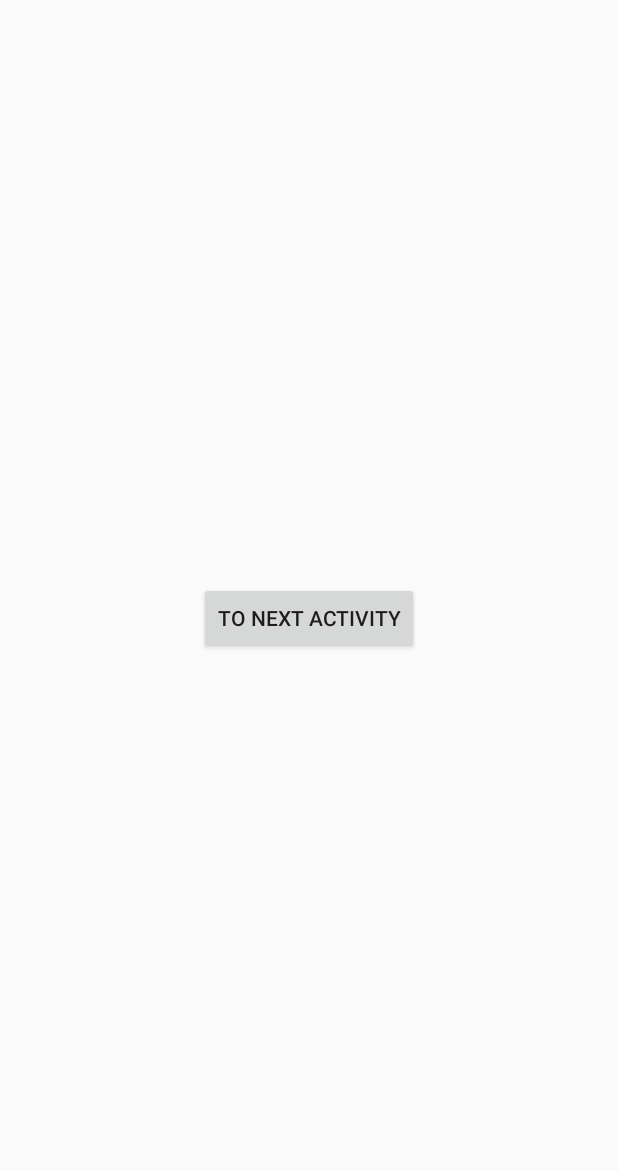
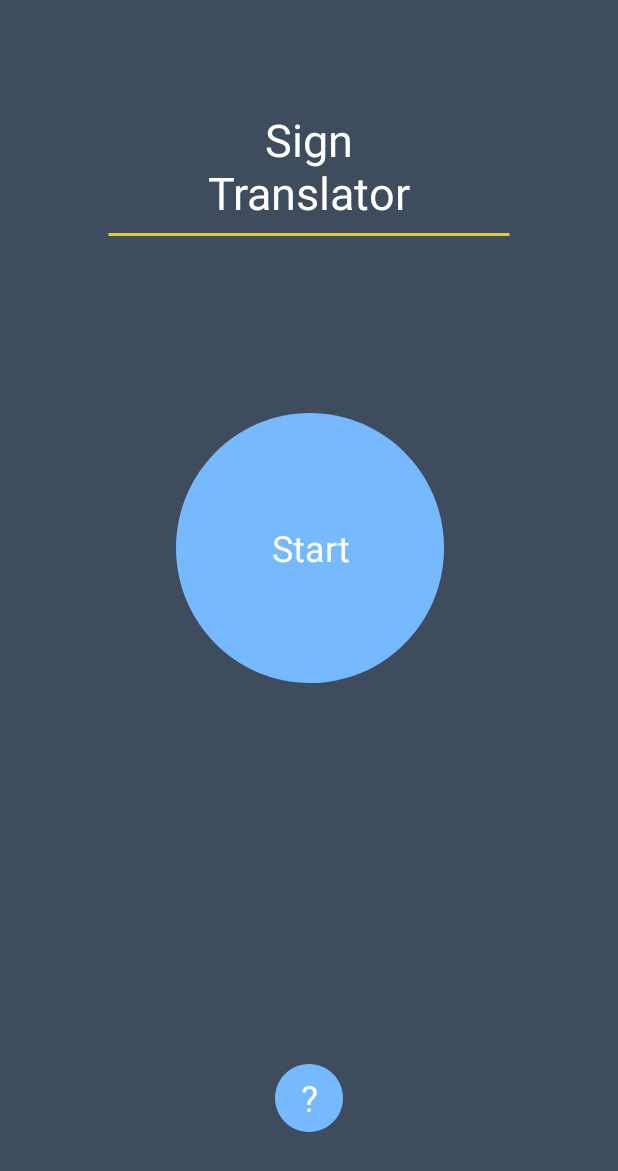
Before and after one commit to joro2404/SignTranslator, an Android app: the screen it shows after launch (HomeActivity), on a phone screen of 412 x 824 dp. Shown: the top 1171 px of the screen. Run offline under Robolectric (Android 15) with nearby library versions, the phone set to English and light mode, and no system bars.

Commit message:
Created Home Page(still static)

```diff
--- /dev/null
+++ b/SignRecogApp/app/src/main/res/drawable/android_1.xml
@@ -0,0 +1,24 @@
+<?xml version="1.0" encoding="utf-8"?>
+<vector
+    xmlns:android="http://schemas.android.com/apk/res/android"
+    xmlns:aapt="http://schemas.android.com/aapt"
+    android:width="360dp"
+    android:height="640dp"
+    android:viewportWidth="360"
+    android:viewportHeight="640"
+    >
+
+    <group>
+
+        <clip-path
+            android:pathData="M0 0H360V640H0V0Z"
+            />
+
+        <path
+            android:pathData="M0 0V640H360V0"
+            android:fillColor="#3E4C5E"
+            />
+
+    </group>
+
+</vector>
--- /dev/null
+++ b/SignRecogApp/app/src/main/res/drawable/ellipse_1.xml
@@ -0,0 +1,24 @@
+<?xml version="1.0" encoding="utf-8"?>
+<vector
+    xmlns:android="http://schemas.android.com/apk/res/android"
+    xmlns:aapt="http://schemas.android.com/aapt"
+    android:width="45dp"
+    android:height="45dp"
+    android:viewportWidth="45"
+    android:viewportHeight="45"
+    >
+
+    <group>
+
+        <clip-path
+            android:pathData="M45 22.5C45 34.9264 34.9264 45 22.5 45C10.0736 45 0 34.9264 0 22.5C0 10.0736 10.0736 0 22.5 0C34.9264 0 45 10.0736 45 22.5Z"
+            />
+
+        <path
+            android:pathData="M0 0V45H45V0"
+            android:fillColor="#76B9FF"
+            />
+
+    </group>
+
+</vector>
--- /dev/null
+++ b/SignRecogApp/app/src/main/res/drawable/ellipse_2.xml
@@ -0,0 +1,24 @@
+<?xml version="1.0" encoding="utf-8"?>
+<vector
+    xmlns:android="http://schemas.android.com/apk/res/android"
+    xmlns:aapt="http://schemas.android.com/aapt"
+    android:width="178.49dp"
+    android:height="180dp"
+    android:viewportWidth="178.49"
+    android:viewportHeight="180"
+    >
+
+    <group>
+
+        <clip-path
+            android:pathData="M178.492 90C178.492 139.706 138.536 180 89.2462 180C39.9569 180 0 139.706 0 90C0 40.2944 39.9569 0 89.2462 0C138.536 0 178.492 40.2944 178.492 90Z"
+            />
+
+        <path
+            android:pathData="M0 0V180H178.492V0"
+            android:fillColor="#76B9FF"
+            />
+
+    </group>
+
+</vector>
--- /dev/null
+++ b/SignRecogApp/app/src/main/res/drawable/line_1.xml
@@ -0,0 +1,25 @@
+<?xml version="1.0" encoding="utf-8"?>
+<vector
+    xmlns:android="http://schemas.android.com/apk/res/android"
+    xmlns:aapt="http://schemas.android.com/aapt"
+    android:width="271dp"
+    android:height="2dp"
+    android:viewportWidth="271"
+    android:viewportHeight="2"
+    >
+
+    <group>
+
+        <clip-path
+            android:pathData="M1 1H270H1Z"
+            />
+
+    </group>
+
+    <path
+        android:pathData="M1 1H270H1Z"
+        android:strokeWidth="2"
+        android:strokeColor="#FFC700"
+        />
+
+</vector>
--- a/SignRecogApp/app/src/main/res/layout/activity_home.xml
+++ b/SignRecogApp/app/src/main/res/layout/activity_home.xml
@@ -1,17 +1,62 @@
 <?xml version="1.0" encoding="utf-8"?>
-<androidx.constraintlayout.widget.ConstraintLayout xmlns:android="http://schemas.android.com/apk/res/android"
-    android:layout_width="match_parent"
-    android:layout_height="match_parent"
-    xmlns:app="http://schemas.android.com/apk/res-auto">
+<RelativeLayout
+    xmlns:android="http://schemas.android.com/apk/res/android"
+    android:id="@+id/android_1"
+    android:layout_width="fill_parent"
+    android:layout_height="fill_parent"
+    android:background="@drawable/android_1"
+    >
+
+    <TextView
+        android:id="@+id/sign_transl"
+        android:layout_width="292dp"
+        android:layout_height="122dp"
+        android:layout_alignParentLeft="true"
+        android:layout_alignParentTop="true"
+        android:layout_marginLeft="60dp"
+        android:layout_marginTop="50dp"
+        android:gravity="center_horizontal|center_vertical"
+        android:text="@string/sign_transl"
+        android:textAppearance="@style/sign_transl" />
+
+    <View
+        android:id="@+id/line_1"
+        android:layout_width="269dp"
+        android:layout_height="2dp"
+        android:layout_alignParentStart="true"
+        android:layout_alignParentTop="true"
+        android:layout_marginStart="71dp"
+        android:layout_marginTop="155dp"
+        android:background="@drawable/line_1" />
 
     <Button
         android:id="@+id/cameraButton"
-        android:layout_width="wrap_content"
-        android:layout_height="wrap_content"
-        android:text="To next activity"
-        app:layout_constraintBottom_toBottomOf="parent"
-        app:layout_constraintLeft_toLeftOf="parent"
-        app:layout_constraintRight_toRightOf="parent"
-        app:layout_constraintTop_toTopOf="parent"/>
+        android:layout_width="178.49dp"
+        android:layout_height="180dp"
+        android:layout_alignParentLeft="true"
+        android:layout_alignParentTop="true"
+        android:layout_marginLeft="117dp"
+        android:layout_marginTop="275dp"
+        android:background="@drawable/ellipse_2"
+        android:elevation="4dp"
+        android:text="@string/start"
+        android:textAppearance="@style/start"
+        android:gravity="center_horizontal|center_vertical"
+        />
 
-</androidx.constraintlayout.widget.ConstraintLayout>
+
+    <Button
+        android:id="@+id/infoButton"
+        android:layout_width="45dp"
+        android:layout_height="45dp"
+        android:layout_alignParentStart="true"
+        android:layout_alignParentBottom="true"
+        android:layout_marginLeft="183dp"
+        android:layout_marginBottom="69dp"
+        android:background="@drawable/ellipse_1"
+        android:gravity="center_horizontal|center_vertical"
+        android:text="@string/some_id"
+        android:textAppearance="@style/some_id">
+    </Button>
+
+</RelativeLayout>
--- a/SignRecogApp/app/src/main/res/values/strings.xml
+++ b/SignRecogApp/app/src/main/res/values/strings.xml
@@ -1,3 +1,19 @@
 <resources>
     <string name="app_name">SignRecogApp</string>
+    <string name="start">
+
+        Start
+
+    </string>
+
+    <string name="sign_transl">
+
+        Sign\nTranslator
+
+    </string>
+
+    <!--suppress AndroidDomInspection -->
+    <string name="some_id">
+        ?
+</string>
 </resources>
--- a/SignRecogApp/app/src/main/res/values/styles.xml
+++ b/SignRecogApp/app/src/main/res/values/styles.xml
@@ -8,4 +8,39 @@
         <item name="colorAccent">@color/colorAccent</item>
     </style>
 
+    <style name="sign_transl">
+
+        <item name="android:textSize">
+            30sp
+        </item>
+
+        <item name="android:textColor">
+            #FFFFFF
+        </item>
+
+    </style>
+
+    <style name="start">
+
+        <item name="android:textSize">
+            24sp
+        </item>
+
+        <item name="android:textColor">
+            #FFFFFF
+        </item>
+
+    </style>
+
+    <style name="some_id">
+
+    <item name="android:textSize">
+        24sp
+    </item>
+    <item name="android:textColor">
+        #FFFFFF
+    </item>
+
+    </style>
+
 </resources>
```
